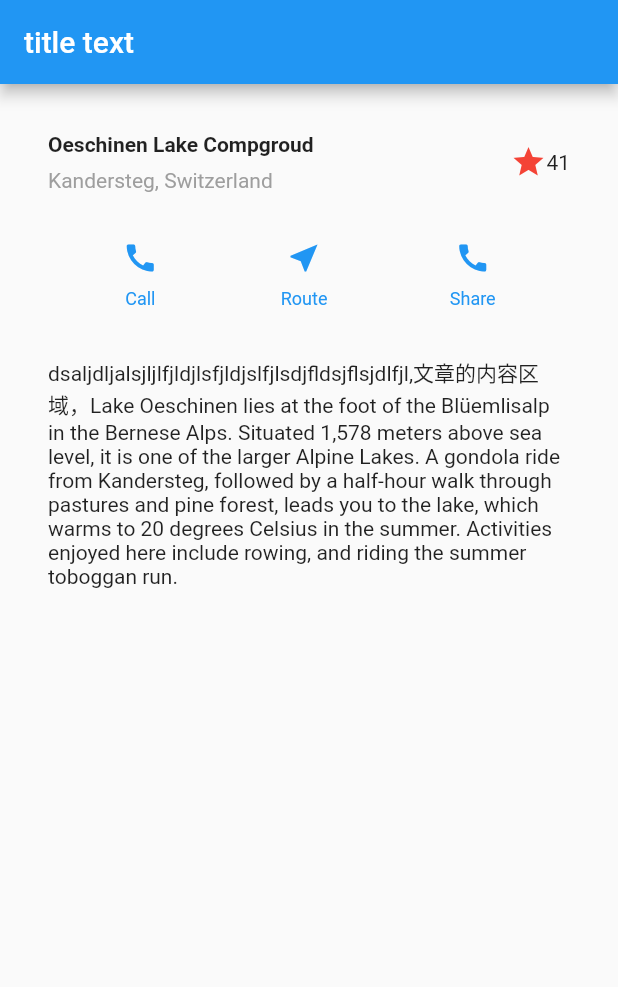
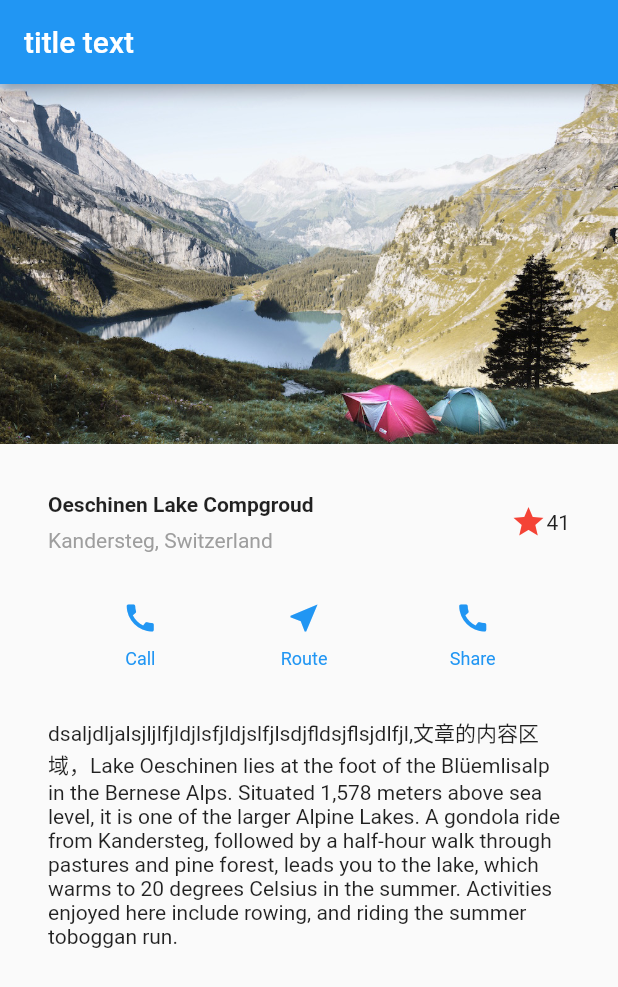
Before and after one commit to lynn8570/flutter_hello, a Flutter app: the screen it shows after launch, on a phone screen of 412 x 824 dp. Shown: the top 987 px of the screen. Run offline on Flutter 3.47's test engine with Material 2 defaults, Android fonts, the light colour scheme and no system bars.

Commit message:
添加本地图片

```diff
--- a/lib/main.dart
+++ b/lib/main.dart
@@ -42,9 +42,7 @@ class MyApp extends StatelessWidget {
   // This widget is the root of your application.
   @override
   Widget build(BuildContext context) {
-    Color color = Theme
-        .of(context)
-        .primaryColor;
+    Color color = Theme.of(context).primaryColor;
 
     Widget buttonSection = Container(
       child: Row(
@@ -57,8 +55,8 @@ class MyApp extends StatelessWidget {
       ),
     );
 
-
-    Widget textSection = Container(padding: const EdgeInsets.all(32),
+    Widget textSection = Container(
+      padding: const EdgeInsets.all(32),
       child: Text(
         'dsaljdljalsjljlfjldjlsfjldjslfjlsdjfldsjflsjdlfjl,文章的内容区域，'
         'Lake Oeschinen lies at the foot of the Blüemlisalp in the Bernese '
@@ -81,6 +79,12 @@ class MyApp extends StatelessWidget {
         ),
         body: Column(
           children: <Widget>[
+            Image.asset(
+              'images/lake.jpg',
+              width: 600,
+              height: 240,
+              fit: BoxFit.cover,
+            ),
             titleSection,
             buttonSection,
             textSection,
@@ -105,10 +109,7 @@ class MyApp extends StatelessWidget {
           child: Text(
             label,
             style: TextStyle(
-                fontSize: 12,
-                fontWeight: FontWeight.w400,
-                color: color
-            ),
+                fontSize: 12, fontWeight: FontWeight.w400, color: color),
           ),
         )
       ],
--- a/pubspec.yaml
+++ b/pubspec.yaml
@@ -44,6 +44,8 @@ flutter:
   # assets:
   #  - images/a_dot_burr.jpeg
   #  - images/a_dot_ham.jpeg
+  assets:
+    - images/lake.jpg
 
   # An image asset can refer to one or more resolution-specific "variants", see
   # https://flutter.dev/assets-and-images/#resolution-aware.
```
Also changed, not shown: images/lake.jpg (added). Lines whose indentation alone changed are shown as unchanged.
